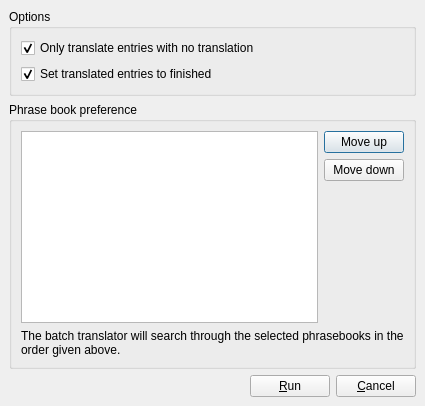
Before: the Qt Designer form tools/linguist/linguist/batchtranslation.ui in Fat-Zer/qt4-historical, drawn with Qt 5.
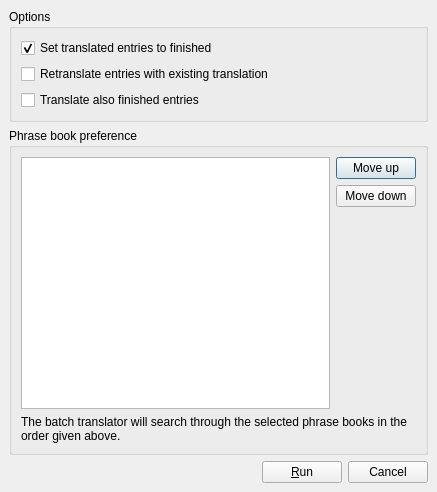
After: the same form once the commit is applied.

```diff
--- a/tools/linguist/linguist/batchtranslation.ui
+++ b/tools/linguist/linguist/batchtranslation.ui
@@ -36,33 +36,30 @@
 ** contact the sales department at qt-sales@nokia.com.
 **
 *********************************************************************</comment>
- <exportmacro></exportmacro>
- <class>databaseTranslationDialog</class>
- <widget class="QDialog" name="databaseTranslationDialog" >
-  <property name="geometry" >
+ <class>BatchTranslationDialog</class>
+ <widget class="QDialog" name="batchTranslationDialog">
+  <property name="geometry">
    <rect>
     <x>0</x>
     <y>0</y>
-    <width>425</width>
-    <height>370</height>
+    <width>437</width>
+    <height>492</height>
    </rect>
   </property>
   <property name="windowTitle" >
    <string>Qt Linguist - Batch Translation</string>
   </property>
-  <layout class="QVBoxLayout" >
-   <property name="margin" >
-    <number>9</number>
-   </property>
-   <property name="spacing" >
+  <layout class="QVBoxLayout">
+   <property name="spacing">
     <number>6</number>
    </property>
+   <property name="margin">
+    <number>9</number>
+   </property>
    <item>
-    <widget class="QGroupBox" name="groupBox" >
-     <property name="sizePolicy" >
-      <sizepolicy>
-       <hsizetype>5</hsizetype>
-       <vsizetype>4</vsizetype>
+    <widget class="QGroupBox" name="groupBox">
+     <property name="sizePolicy">
+      <sizepolicy hsizetype="Preferred" vsizetype="Maximum">
        <horstretch>0</horstretch>
        <verstretch>0</verstretch>
       </sizepolicy>
@@ -70,30 +67,43 @@
      <property name="title" >
       <string>Options</string>
      </property>
-     <layout class="QVBoxLayout" >
-      <property name="margin" >
-       <number>9</number>
-      </property>
-      <property name="spacing" >
+     <layout class="QVBoxLayout">
+      <property name="spacing">
        <number>6</number>
       </property>
+      <property name="margin">
+       <number>9</number>
+      </property>
       <item>
-       <widget class="QCheckBox" name="ckOnlyUntranslated" >
-        <property name="text" >
-         <string>Only translate entries with no translation</string>
+       <widget class="QCheckBox" name="ckMarkFinished">
+        <property name="toolTip">
+         <string/>
         </property>
-        <property name="checked" >
+        <property name="checked">
          <bool>true</bool>
         </property>
-       </widget>
-      </item>
-      <item>
-       <widget class="QCheckBox" name="ckMarkFinished" >
-        <property name="text" >
+        <property name="text">
          <string>Set translated entries to finished</string>
         </property>
-        <property name="checked" >
-         <bool>true</bool>
+       </widget>
+      </item>
+      <item>
+       <widget class="QCheckBox" name="ckTranslateTranslated">
+        <property name="checked">
+         <bool>false</bool>
+        </property>
+        <property name="text">
+         <string>Retranslate entries with existing translation</string>
+        </property>
+       </widget>
+      </item>
+      <item>
+       <widget class="QCheckBox" name="ckTranslateFinished">
+        <property name="toolTip">
+         <string>Note that the modified entries will be reset to unfinished if 'Set translated entries to finished' above is unchecked.</string>
+        </property>
+        <property name="text">
+         <string>Translate also finished entries</string>
         </property>
        </widget>
       </item>
@@ -101,11 +111,9 @@
     </widget>
    </item>
    <item>
-    <widget class="QGroupBox" name="groupBox_2" >
-     <property name="sizePolicy" >
-      <sizepolicy>
-       <hsizetype>5</hsizetype>
-       <vsizetype>1</vsizetype>
+    <widget class="QGroupBox" name="groupBox_2">
+     <property name="sizePolicy">
+      <sizepolicy hsizetype="Preferred" vsizetype="Minimum">
        <horstretch>0</horstretch>
        <verstretch>0</verstretch>
       </sizepolicy>
@@ -113,21 +121,21 @@
      <property name="title" >
       <string>Phrase book preference</string>
      </property>
-     <layout class="QVBoxLayout" >
-      <property name="margin" >
-       <number>9</number>
-      </property>
-      <property name="spacing" >
+     <layout class="QVBoxLayout">
+      <property name="spacing">
        <number>6</number>
       </property>
+      <property name="margin">
+       <number>9</number>
+      </property>
       <item>
-       <layout class="QHBoxLayout" >
-        <property name="margin" >
-         <number>0</number>
-        </property>
-        <property name="spacing" >
+       <layout class="QHBoxLayout">
+        <property name="spacing">
          <number>6</number>
         </property>
+        <property name="margin">
+         <number>0</number>
+        </property>
         <item>
          <widget class="QListView" name="phrasebookList" >
           <property name="uniformItemSizes" >
@@ -136,13 +144,13 @@
          </widget>
         </item>
         <item>
-         <layout class="QVBoxLayout" >
-          <property name="margin" >
-           <number>0</number>
-          </property>
-          <property name="spacing" >
+         <layout class="QVBoxLayout">
+          <property name="spacing">
            <number>6</number>
           </property>
+          <property name="margin">
+           <number>0</number>
+          </property>
           <item>
            <widget class="QPushButton" name="moveUpButton" >
             <property name="text" >
@@ -175,9 +183,9 @@
        </layout>
       </item>
       <item>
-       <widget class="QLabel" name="label" >
-        <property name="text" >
-         <string>The batch translator will search through the selected phrasebooks in the order given above.</string>
+       <widget class="QLabel" name="label">
+        <property name="text">
+         <string>The batch translator will search through the selected phrase books in the order given above.</string>
         </property>
         <property name="wordWrap" >
          <bool>true</bool>
@@ -188,13 +196,13 @@
     </widget>
    </item>
    <item>
-    <layout class="QHBoxLayout" >
-     <property name="margin" >
-      <number>0</number>
-     </property>
-     <property name="spacing" >
+    <layout class="QHBoxLayout">
+     <property name="spacing">
       <number>6</number>
      </property>
+     <property name="margin">
+      <number>0</number>
+     </property>
      <item>
       <spacer>
        <property name="orientation" >
@@ -216,9 +224,9 @@
       </widget>
      </item>
      <item>
-      <widget class="QPushButton" name="cancelButton" >
-       <property name="text" >
-        <string>&amp;Cancel</string>
+      <widget class="QPushButton" name="cancelButton">
+       <property name="text">
+        <string>Cancel</string>
        </property>
       </widget>
      </item>
```
Left out of the diff: 92 changed lines with no effect on the pictures.
